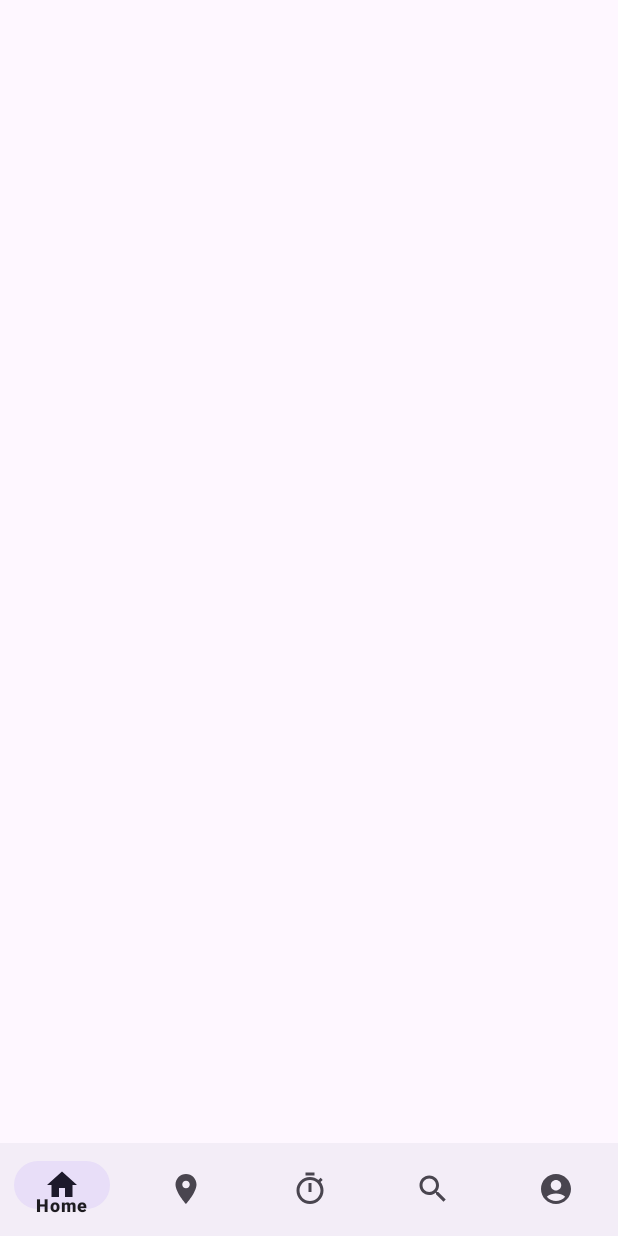
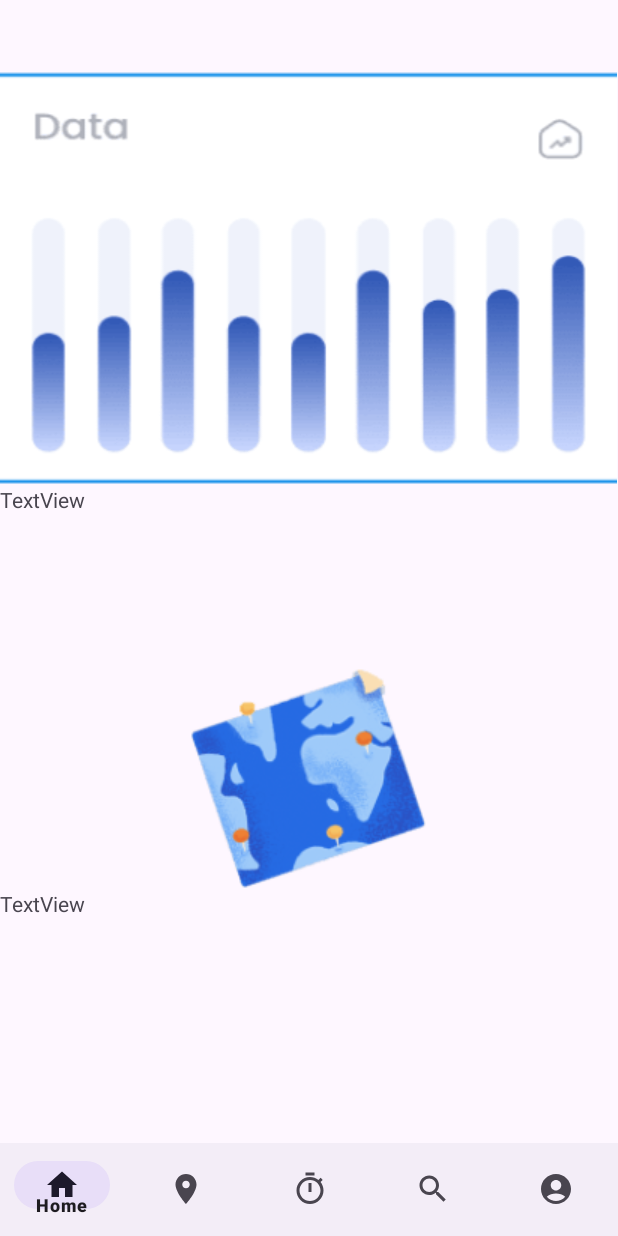
Before and after one commit to jeo33/ELEC390-COEN390, an Android app: the HomePage screen opened directly, with no data from a screen before it, on a phone screen of 412 x 824 dp. Run offline under Robolectric (Android 15) with nearby library versions, the phone set to English and light mode, and no system bars; our stand-ins replace Firebase (no records; nobody signed in at launch, a user with empty details on screens opened directly).

Commit message:
changed ui design

```diff
--- a/app/src/main/res/layout/fragment_home_page.xml
+++ b/app/src/main/res/layout/fragment_home_page.xml
@@ -1,8 +1,34 @@
 <!-- fragment_home.xml -->
 <LinearLayout xmlns:android="http://schemas.android.com/apk/res/android"
+    xmlns:app="http://schemas.android.com/apk/res-auto"
     android:layout_width="match_parent"
     android:layout_height="match_parent"
     android:orientation="vertical">
 
 
+    <ImageView
+        android:id="@+id/dataImageView"
+        android:layout_width="match_parent"
+        android:layout_height="wrap_content"
+        android:scaleX="1.1"
+        app:srcCompat="@drawable/data_picture_390" />
+
+    <TextView
+        android:id="@+id/textView"
+        android:layout_width="match_parent"
+        android:layout_height="122dp"
+        android:text="TextView" />
+
+    <ImageView
+        android:id="@+id/imageView3"
+        android:layout_width="match_parent"
+        android:layout_height="wrap_content"
+        app:srcCompat="@drawable/map_picture_390" />
+
+    <TextView
+        android:id="@+id/textView2"
+        android:layout_width="match_parent"
+        android:layout_height="wrap_content"
+        android:text="TextView" />
+
 </LinearLayout>
--- a/app/src/main/res/layout/fragment_profile.xml
+++ b/app/src/main/res/layout/fragment_profile.xml
@@ -64,6 +64,7 @@
             android:id="@+id/chooseButton"
             android:layout_width="wrap_content"
             android:layout_height="wrap_content"
+            android:backgroundTint="#AF0000"
             android:minWidth="60dp"
             android:text="Choose Image" />
 
@@ -72,8 +73,9 @@
             android:layout_width="wrap_content"
             android:layout_height="wrap_content"
             android:layout_marginStart="16dp"
-        android:text="Upload Image"
-        android:minWidth="60dp" />
+            android:backgroundTint="#AF0000"
+            android:minWidth="60dp"
+            android:text="Upload Image" />
 
 </LinearLayout>
 
```
Also changed, not shown: app/src/main/res/layout/activity_loading.xml (+10 -5 lines), app/src/main/res/layout/activity_login.xml (+8 -6 lines), app/src/main/res/layout/fragment_g_p_s.xml (+4 -3 lines), app/src/main/res/layout/fragment_timer.xml (+15 -12 lines), app/src/main/res/drawable/data_picture_390.png (added), app/src/main/res/drawable/map_picture_390.png (added). Lines whose indentation alone changed are shown as unchanged.
